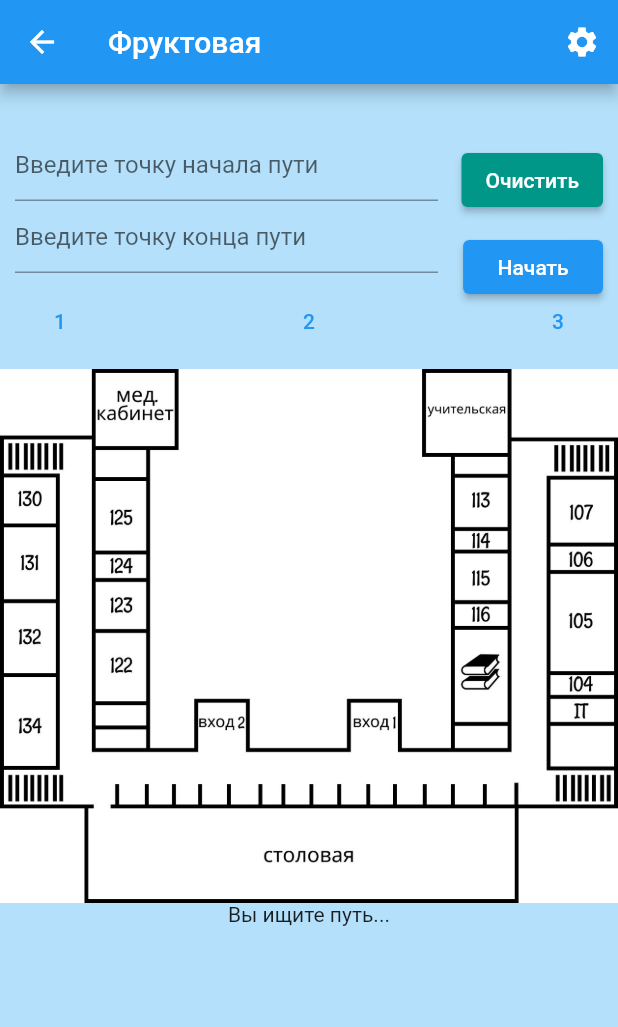
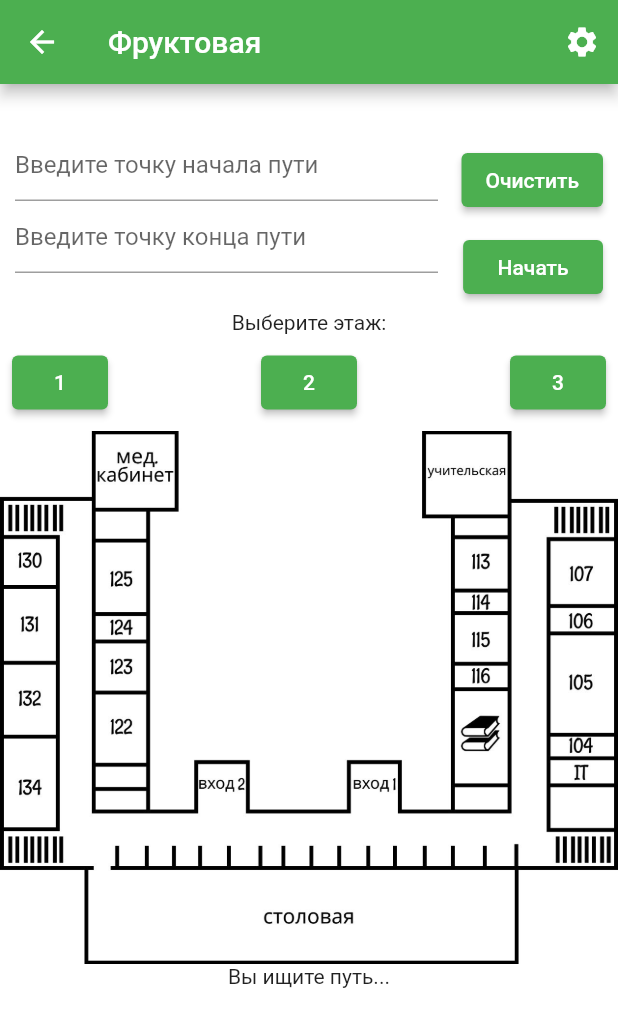
Before and after one commit to faceless-shir-2022/App, a Flutter app: the screen it shows after launch, after a tap on "Фруктовая", on a phone screen of 412 x 824 dp. Shown: the top 1027 px of the screen. Run offline on Flutter 3.47's test engine with Material 2 defaults, Android fonts, the phone set to English and light mode, and no system bars.

Commit message:
Add files via upload

```diff
--- a/lib/Authocompleater.dart
+++ b/lib/Authocompleater.dart
@@ -6,9 +6,47 @@ class AutocompleteBasicExample extends StatelessWidget {
   const AutocompleteBasicExample({super.key, this.myText, this.controller_2});
 
   static const List<String> _kOptions = <String>[
+    'IT',
+    '104',
+    '105',
+    '106',
     '107',
+    '113',
+    '114',
+    '115',
+    '116',
+    'Библиотека',
+    '122',
+    '123',
+    '124',
+    '125',
+    'вход1',
+    'вход2',
+    'Учительская',
+    'Мед. кабинет',
     'актовый зал',
+    '130',
+    '131',
+    '132',
+    '134',
     '301',
+    '203',
+    '200',
+    '204',
+    '212',
+    '213',
+    '206',
+    '207',
+    '208',
+    '209',
+    '210',
+    '221',
+    '220'
+        '226',
+    '223',
+    '224',
+    '225',
+    'спортивный зал',
   ];
 
   @override
--- a/lib/adress.dart
+++ b/lib/adress.dart
@@ -1,4 +1,5 @@
 import 'package:flutter/material.dart';
+import 'package:flutter_application_1/alertDialog.dart';
 
 class Adress extends StatelessWidget {
   @override
@@ -6,6 +7,15 @@ class Adress extends StatelessWidget {
     return Scaffold(
       appBar: AppBar(
         title: const Text('Выберите адрес вашей школы'),
+        automaticallyImplyLeading: false,
+        actions: <Widget>[
+          IconButton(
+            icon: const Icon(Icons.info_sharp),
+            onPressed: () {
+              showDialog(context: context, builder: (_) => RulesOfUsing());
+            },
+          ),
+        ],
       ),
       body: Center(
         child: Column(
@@ -23,7 +33,8 @@ class Adress extends StatelessWidget {
               alignment: Alignment.topCenter,
               child: ElevatedButton(
                 onPressed: () {
-                  Navigator.pushNamed(context, '/second/Фруктовая/1/nosearch');
+                  Navigator.pushNamed(
+                      context, '/second/Фруктовая/1/nosearch//');
                 },
                 child: Text('Фруктовая'),
               ),
@@ -39,7 +50,9 @@ class Adress extends StatelessWidget {
               alignment: Alignment.center,
               child: ElevatedButton(
                 onPressed: () {
-                  Navigator.pushNamed(context, '/second/Чонгарская/1/nosearch');
+                  showDialog(context: context, builder: (_) => DialogExample());
+                  // Navigator.pushNamed(
+                  //     context, '/second/Чонгарская/1/nosearch//');
                 },
                 child: Text('Чонгарская'),
               ),
@@ -56,8 +69,9 @@ class Adress extends StatelessWidget {
               alignment: Alignment.bottomCenter,
               child: ElevatedButton(
                 onPressed: () {
-                  Navigator.pushNamed(
-                      context, '/second/Криворожская/1/nosearch');
+                  showDialog(context: context, builder: (_) => DialogExample());
+                  // Navigator.pushNamed(
+                  //     context, '/second/Криворожская/1/nosearch//');
                 },
                 child: Text('Криворожская'),
               ),
--- a/lib/main.dart
+++ b/lib/main.dart
@@ -13,11 +13,21 @@ class MainWin extends StatelessWidget {
         routes: {
           '/second': (context) => Navigator1(),
           '/first': (context) => Adress(),
-        '/settings': (context) => const Settings()
+          '/settings': (context) => Settings()
         },
         onGenerateRoute: (routeSettings) {
           var path = routeSettings.name.toString().split('/');
-        if (path[1] == 'second') {
+          if (path[1] == 'second' && (path[5] != '' || path[6] != '')) {
+            return MaterialPageRoute(
+                builder: (context) => Navigator1(
+                      id: path[2],
+                      img: path[3],
+                      isSearch: path[4],
+                      startA: path[5],
+                      finishB: path[6],
+                    ),
+                settings: routeSettings);
+          } else if (path[1] == 'second') {
             return MaterialPageRoute(
                 builder: (context) => Navigator1(
                       id: path[2],
@@ -28,9 +38,9 @@ class MainWin extends StatelessWidget {
           }
         },
         theme: ThemeData(
-          primarySwatch: Colors.blue,
-          scaffoldBackgroundColor: Color.fromARGB(255, 180, 224, 251)),
+            primarySwatch: Colors.green,
+            scaffoldBackgroundColor: Color.fromARGB(255, 255, 255, 255)
             // home: Navigator();
-    );
+            ));
   }
 }
--- a/lib/navigator.dart
+++ b/lib/navigator.dart
@@ -1,5 +1,7 @@
 import 'package:flutter/material.dart';
 import 'package:flutter_application_1/Authocompleater.dart';
+import 'package:flutter_application_1/alertDialog.dart';
+import 'package:http/http.dart' as http;
 
 class Navigator1 extends StatelessWidget {
   final String _id;
@@ -7,13 +9,19 @@ class Navigator1 extends StatelessWidget {
   String _isSearch;
   var A = TextEditingController();
   var B = TextEditingController();
+  String _startA;
+  String _finishB;
   Navigator1(
       {String id = '',
       String img = 'assets/image/fruktovaya/1.jpg',
-      String isSearch = 'nosearch'})
+      String isSearch = 'nosearch',
+      startA = 'Введите точку начала пути',
+      finishB = 'Введите точку конца пути'})
       : _id = id,
         _img = img,
-        _isSearch = isSearch;
+        _isSearch = isSearch,
+        _startA = startA,
+        _finishB = finishB;
 
   // String img = 'assets/image/fruktovaya/1.jpg';
 
@@ -23,6 +31,8 @@ class Navigator1 extends StatelessWidget {
       appBar: AppBar(
         leading: BackButton(
           onPressed: () {
+            imageCache.clear();
+            imageCache.clearLiveImages();
             Navigator.pushNamed(context, '/first');
           },
         ),
@@ -45,7 +55,7 @@ class Navigator1 extends StatelessWidget {
                   alignment: Alignment.topLeft,
                   padding: const EdgeInsets.only(right: 120, left: 10, top: 30),
                   child: AutocompleteBasicExample(
-                    myText: 'Введите точку начала пути',
+                    myText: _startA,
                     controller_2: A,
                   ),
                 ),
@@ -56,31 +66,35 @@ class Navigator1 extends StatelessWidget {
                     left: 10,
                   ),
                   child: AutocompleteBasicExample(
-                    myText: 'Введите точку конца пути',
+                    myText: _finishB,
                     controller_2: B,
                   ),
+                ),
+                Container(
+                  child: Text('Выберите этаж:', textAlign: TextAlign.center),
+                  padding: EdgeInsets.only(top: 25),
                 ),
                 Container(
                   alignment: Alignment.bottomCenter,
                   child: ButtonBar(
                       alignment: MainAxisAlignment.spaceBetween,
                       children: <Widget>[
-                        TextButton(
+                        ElevatedButton(
                             onPressed: () {
-                              Navigator.pushNamed(
-                                  context, '/second/$_id/1/$_isSearch');
+                              Navigator.pushNamed(context,
+                                  '/second/$_id/1/$_isSearch/$_startA/$_finishB');
                             },
                             child: const Text('1')),
-                        TextButton(
+                        ElevatedButton(
                             onPressed: () {
-                              Navigator.pushNamed(
-                                  context, '/second/$_id/2/$_isSearch');
+                              Navigator.pushNamed(context,
+                                  '/second/$_id/2/$_isSearch/$_startA/$_finishB');
                             },
                             child: const Text('2')),
-                        TextButton(
+                        ElevatedButton(
                             onPressed: () {
-                              Navigator.pushNamed(
-                                  context, '/second/$_id/3/$_isSearch');
+                              Navigator.pushNamed(context,
+                                  '/second/$_id/3/$_isSearch/$_startA/$_finishB');
                             },
                             child: const Text('3'))
                       ]),
@@ -88,12 +102,18 @@ class Navigator1 extends StatelessWidget {
                 // Container(
                 //   child: Image.network("ссылка на пикчу не готова"),
                 // ),
-                Container(
-                  alignment: Alignment.center,
-                  // child: Image.network(
-                  //     "http://tortik13.pythonanywhere.com/static/img/fruktovaya_floor$_img(1).jfif"),
-                  child: Image.asset("assets/image/fruktovaya/$_img.jpg"),
-                ),
+                if (_isSearch == 'nosearch') ...[
+                  Container(
+                    alignment: Alignment.center,
+                    child: Image.asset("assets/image/fruktovaya/$_img.jpg"),
+                  ),
+                ] else ...[
+                  Container(
+                    alignment: Alignment.center,
+                    child: Image.network(
+                        "http://tortik13.pythonanywhere.com/static/img/fruktovaya_floor$_img(1).jfif"),
+                  )
+                ],
                 const Text('Вы ищите путь...')
               ],
             ),
@@ -104,14 +124,13 @@ class Navigator1 extends StatelessWidget {
                   padding: const EdgeInsets.only(right: 10, top: 40),
                   alignment: Alignment.topRight,
                   child: ElevatedButton(
-                    style: ButtonStyle(
-                      backgroundColor:
-                          MaterialStateProperty.all<Color>(Colors.teal),
-                    ),
                     child: const Text("Очистить"),
                     onPressed: () {
                       _isSearch = 'nosearch';
-                      print('555');
+                      _startA = 'Введите точку начала пути';
+                      _finishB = 'Введите точку конца пути';
+                      Navigator.pushNamed(context,
+                          '/second/$_id/1/$_isSearch/$_startA/$_finishB');
                     },
                   ),
                 ),
@@ -123,9 +142,30 @@ class Navigator1 extends StatelessWidget {
                     child: const Text("  Начать  "),
                     onPressed: () {
                       _isSearch = 'search';
-                      debugPrint(A.text);
-                      debugPrint(B.text);
-                      print('500');
+                      imageCache.clear();
+                      imageCache.clearLiveImages();
+                      // debugPrint(A.text);
+                      // debugPrint(B.text);
+                      _startA = A.text;
+                      _finishB = B.text;
+
+                      if (_startA == '' || _finishB == '') {
+                        _isSearch = 'nosearch';
+                        _startA = '';
+                        _finishB = '';
+                        showDialog(
+                            context: context,
+                            builder: (_) => DialogWrongData());
+                      } else {
+                        http.get(Uri.parse(
+                            'http://tortik13.pythonanywhere.com/fruktovaya/$_startA/$_finishB'));
+                        Navigator.pushNamed(context,
+                            '/second/$_id/$_img/$_isSearch/$_startA/$_finishB');
+                      }
+                      imageCache.clear();
+                      imageCache.clearLiveImages();
+                      // 'http://tortik13.pythonanywhere.com/fruktovaya/$_startA/$_finishB'));
+                      print('ok');
                     },
                   ),
                 ),
--- a/lib/settings.dart
+++ b/lib/settings.dart
@@ -1,5 +1,6 @@
 import 'package:flutter/material.dart';
 import 'package:flutter_application_1/DropDownClass.dart';
+import 'package:flutter_application_1/alertDialog.dart';
 
 class Settings extends StatelessWidget {
   const Settings({super.key});
@@ -18,6 +19,9 @@ class Settings extends StatelessWidget {
               alignment: Alignment.topCenter,
               child: const DropdownButtonExample(),
             ),
+            Container(
+              child: const DialogExample(),
+            )
           ],
         ),
       ),
```
Also changed, not shown: lib/DropDownClass.dart (line endings or trailing spaces), lib/alertDialog.dart (line endings or trailing spaces), lib/main_old.dart (line endings or trailing spaces). Lines whose indentation alone changed are shown as unchanged.
